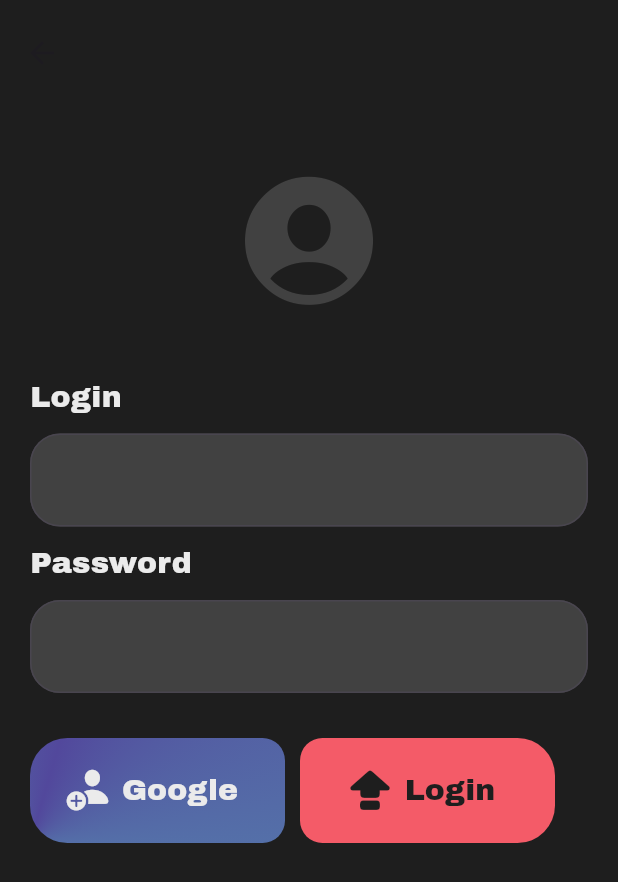
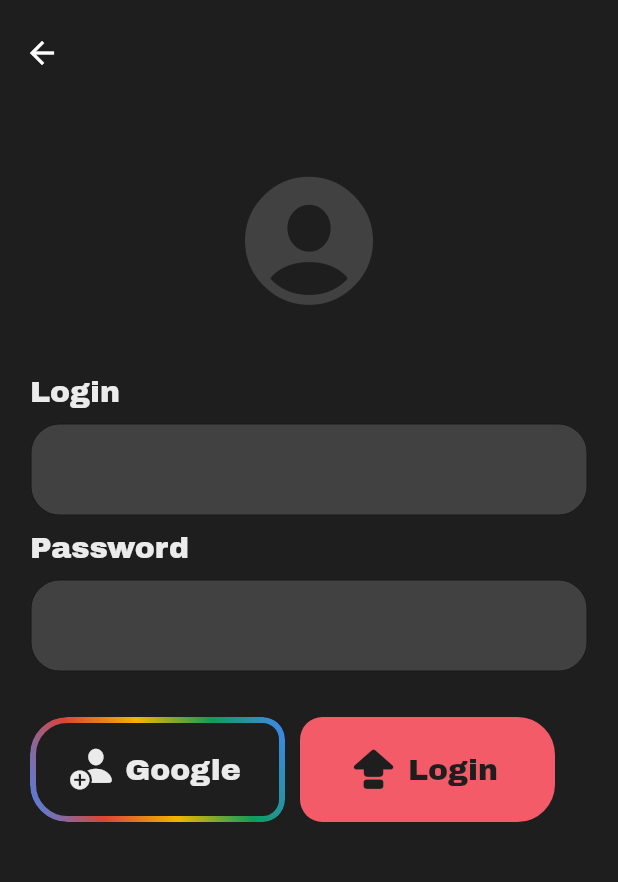
Before and after one commit to WildFore/locklock_application, a Flutter app: the LoginPage screen opened directly, after a tap on "Google", on a phone screen of 412 x 824 dp. Shown: the top 882 px of the screen. Run offline on Flutter 3.47's test engine with Material 3 defaults, Android fonts, the phone set to English and light mode, and no system bars; our stand-ins replace figma_squircle, firebase_auth, firebase_core, google_sign_in, gradient_borders; accounts and stored records are empty.

```diff
--- a/locklock_app/lib/main.dart
+++ b/locklock_app/lib/main.dart
@@ -40,6 +40,7 @@ class _HomeState extends State<Home> {
   Widget build(BuildContext context) {
     return MaterialApp(
       theme: ThemeData(
+          useMaterial3: false,
           splashColor: Colors.transparent,
           highlightColor: Colors.transparent,
           hoverColor: Colors.transparent),
@@ -65,6 +66,7 @@ class _HomeState extends State<Home> {
         bottomNavigationBar: Container(
           height: 100,
           decoration: const BoxDecoration(
+            color: Colors.transparent,
             borderRadius: BorderRadius.only(
                 topRight: Radius.circular(30), topLeft: Radius.circular(30)),
           ),
@@ -75,7 +77,7 @@ class _HomeState extends State<Home> {
             ),
             child: NavigationBar(
                 animationDuration: const Duration(microseconds: 0),
-                backgroundColor: AppColors.gray,
+                backgroundColor: Colors.transparent,
                 indicatorColor: AppColors.ultraViolet,
                 selectedIndex: _selectedIndexPage,
                 labelBehavior: NavigationDestinationLabelBehavior.alwaysHide,
--- a/locklock_app/lib/services/auth_service.dart
+++ b/locklock_app/lib/services/auth_service.dart
@@ -1,28 +1,43 @@
 import 'package:flutter/material.dart';
-import 'package:flutter/services.dart';
 import 'package:google_sign_in/google_sign_in.dart';
 import 'package:firebase_auth/firebase_auth.dart';
 
 class AuthService {
   final FirebaseAuth firebaseAuth = FirebaseAuth.instance;
+
   getCurrentUser() async {
     return await firebaseAuth.currentUser;
   }
 
   signInWithGoogle(BuildContext context) async {
+    try {
       final GoogleSignIn googleSignIn = GoogleSignIn();
 
       final GoogleSignInAccount? googleSignInAccount =
           await GoogleSignIn().signIn();
 
+      if (googleSignInAccount == null) {
+        // User canceled the sign-in process
+        return;
+      }
+
       final GoogleSignInAuthentication? googleSignInAuthentication =
-        await googleSignInAccount?.authentication;
+          await googleSignInAccount.authentication;
+
+      if (googleSignInAuthentication == null ||
+          googleSignInAuthentication.accessToken == null ||
+          googleSignInAuthentication.idToken == null) {
+        // Handle the case where either accessToken or idToken is null
+        return;
+      }
 
       final AuthCredential credential = GoogleAuthProvider.credential(
-        idToken: googleSignInAuthentication?.idToken,
-        accessToken: googleSignInAuthentication?.accessToken);
+        idToken: googleSignInAuthentication.idToken,
+        accessToken: googleSignInAuthentication.accessToken,
+      );
 
-    UserCredential result = await firebaseAuth.signInWithCredential(credential);
+      UserCredential result =
+          await firebaseAuth.signInWithCredential(credential);
 
       User? userDetails = result.user;
       if (result != null) {
@@ -30,8 +45,13 @@ class AuthService {
           "email": userDetails!.email,
           "name": userDetails.displayName,
           "profileImage": userDetails.photoURL,
-        "id": userDetails.uid
+          "id": userDetails.uid,
         };
+        // Do something with userInfoMap
+      }
+    } catch (e) {
+      print("Error during Google Sign-In: $e");
+      // Handle the error
     }
   }
 }
--- a/locklock_app/lib/subpages/loginPage.dart
+++ b/locklock_app/lib/subpages/loginPage.dart
@@ -4,6 +4,7 @@ import 'package:figma_squircle/figma_squircle.dart';
 import 'package:flutter/cupertino.dart';
 import 'package:locklock_app/services/auth_service.dart';
 import '../appColors.dart';
+import 'package:gradient_borders/gradient_borders.dart';
 
 class LoginPage extends StatefulWidget {
   const LoginPage({super.key});
@@ -140,17 +141,29 @@ class _LoginPageState extends State<LoginPage> {
                     child: Container(
                       width: 170,
                       height: 70,
-                      decoration: BoxDecoration(
-                          gradient: SweepGradient(
-                        center: Alignment.bottomLeft,
-                        startAngle: 1,
-                        endAngle: 5,
-                        tileMode: TileMode.mirror,
-                        colors: [
-                          AppColors.robinEggBlue,
-                          AppColors.ultraViolet,
-                        ],
-                      )),
+                      decoration: const BoxDecoration(
+                          borderRadius: SmoothBorderRadius.only(
+                              topLeft: SmoothRadius(
+                                  cornerRadius: 25, cornerSmoothing: .8),
+                              topRight: SmoothRadius(
+                                  cornerRadius: 15, cornerSmoothing: .8),
+                              bottomLeft: SmoothRadius(
+                                  cornerRadius: 25, cornerSmoothing: .8),
+                              bottomRight: SmoothRadius(
+                                  cornerRadius: 15, cornerSmoothing: .8)),
+                          border: GradientBoxBorder(
+                              width: 4,
+                              gradient: LinearGradient(
+                                begin: Alignment.bottomLeft,
+                                end: Alignment.topRight,
+                                colors: [
+                                  Color.fromRGBO(66, 134, 244, 1),
+                                  Color.fromRGBO(219, 68, 55, 1),
+                                  Color.fromRGBO(244, 180, 0, 1),
+                                  Color.fromRGBO(15, 157, 88, 1),
+                                  Color.fromRGBO(66, 134, 244, 1),
+                                ],
+                              ))),
                       child: ElevatedButton.icon(
                         icon: Icon(
                           CupertinoIcons.person_badge_plus_fill,
--- a/locklock_app/lib/subpages/pairDevice.dart
+++ b/locklock_app/lib/subpages/pairDevice.dart
@@ -124,7 +124,7 @@ class _PairDevicePageState extends State<PairDevicePage> {
             padding: EdgeInsets.only(top: 20, left: 20, right: 20),
             child: ClipRRect(
               borderRadius: SmoothBorderRadius(
-                cornerRadius: 35,
+                cornerRadius: 25,
                 cornerSmoothing: 0.8,
               ),
               child: Container(
--- a/locklock_app/pubspec.yaml
+++ b/locklock_app/pubspec.yaml
@@ -31,6 +31,7 @@ dependencies:
   flutter:
     sdk: flutter
   figma_squircle: ^0.5.3
+  gradient_borders: ^1.0.0
 
 
   # The following adds the Cupertino Icons font to your application.
```
Also changed, not shown: locklock_app/pubspec.lock. Lines whose indentation alone changed are shown as unchanged.
